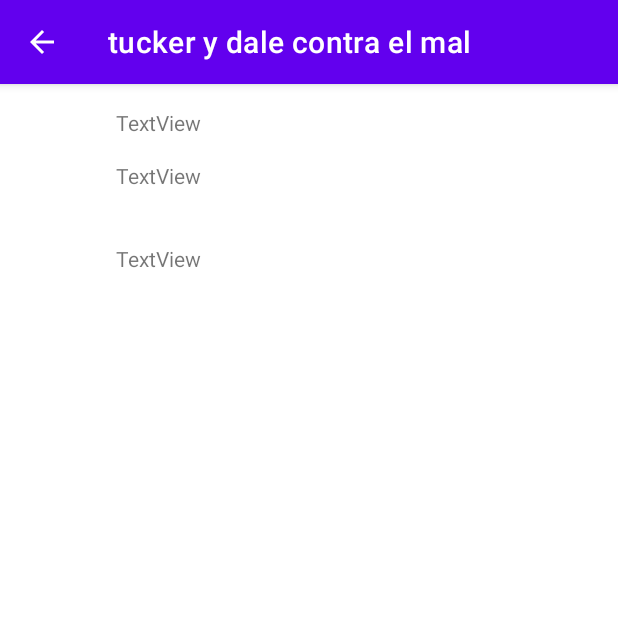
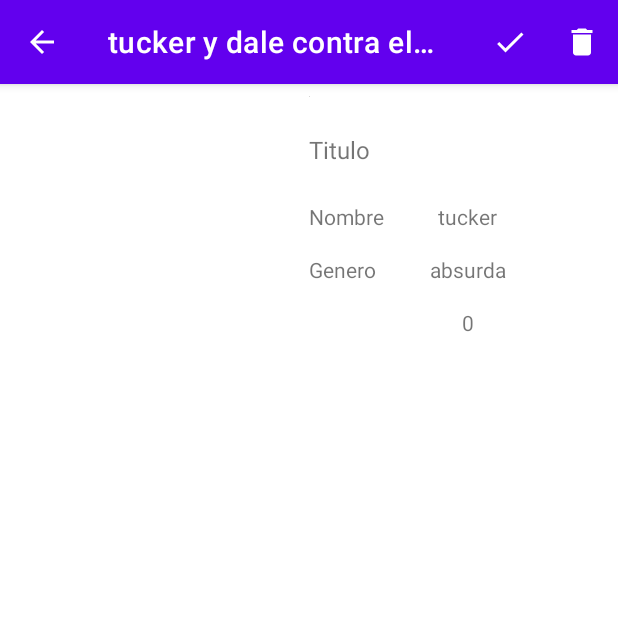
Before and after one commit to reca44/VinhaLopezAntonioProyectoPMDM, an Android app: the ListaPeliculasActivity screen opened directly, with no data from a screen before it, after a tap on "tucker y dale contra el mal", on a phone screen of 412 x 824 dp, the top half of it. Run offline under Robolectric (Android 15) with nearby library versions, the phone set to English and light mode, and no system bars; our stand-ins replace Picasso; pictures from the network do not load; 1 statement that could not run was skipped.

Commit message:
detalles realizados, falta rematar

```diff
--- a/app/src/main/AndroidManifest.xml
+++ b/app/src/main/AndroidManifest.xml
@@ -32,7 +32,7 @@
         </activity>
         <activity android:name=".activities.ListaPeliculasActivity"
             android:label="Listado Peliculas"
-            android:parentActivityName=".activities.LoginActivity" />
+             />
     </application>
 
 </manifest>
--- a/app/src/main/java/com/murallaromana/dam/activities/ListaPeliculasActivity.kt
+++ b/app/src/main/java/com/murallaromana/dam/activities/ListaPeliculasActivity.kt
@@ -30,12 +30,12 @@ class ListaPeliculasActivity : AppCompatActivity() {
         val adapter = ListaPeliculasAdapter(listaPeliculas)
 
         //asociamos el recyclesview con sus componentes
-        binding.rvListaPersonajes.adapter=adapter
-        binding.rvListaPersonajes.layoutManager=layoutManager
-        binding.rvListaPersonajes.setHasFixedSize(true)
+        binding.rvListaPeliculas.adapter=adapter
+        binding.rvListaPeliculas.layoutManager=layoutManager
+        binding.rvListaPeliculas.setHasFixedSize(true)
 
-        val divider = DividerItemDecoration(binding.rvListaPersonajes.context, layoutManager.orientation)
-        binding.rvListaPersonajes.addItemDecoration(divider)
+        val divider = DividerItemDecoration(binding.rvListaPeliculas.context, layoutManager.orientation)
+        binding.rvListaPeliculas.addItemDecoration(divider)
 
 
         binding.fBoton.setOnClickListener{
--- a/app/src/main/java/com/murallaromana/dam/activities/LoginActivity.kt
+++ b/app/src/main/java/com/murallaromana/dam/activities/LoginActivity.kt
@@ -42,7 +42,7 @@ class LoginActivity : AppCompatActivity() {
 //               // textIUsuario.setText(highScore)
 //               // textIpassLogin.setText(highScore2)
 //            }
-            Toast.makeText(this, "Listado", Toast.LENGTH_SHORT).show()
+            //Toast.makeText(this, "listado", Toast.LENGTH_SHORT).show()
             val intent= Intent(this, ListaPeliculasActivity::class.java)
             startActivity(intent)
         }
--- a/app/src/main/java/com/murallaromana/dam/activities/detallesActivity.kt
+++ b/app/src/main/java/com/murallaromana/dam/activities/detallesActivity.kt
@@ -2,26 +2,79 @@ package com.murallaromana.dam.activities
 
 import androidx.appcompat.app.AppCompatActivity
 import android.os.Bundle
+import android.view.Menu
+import android.view.MenuItem
 import android.view.View
 import android.widget.ImageView
 import android.widget.TextView
+import android.widget.Toast
+import androidx.appcompat.app.AlertDialog
 import androidx.recyclerview.widget.RecyclerView
+import com.google.android.material.textfield.TextInputEditText
 import com.murallaromana.dam.R
 import com.murallaromana.dam.adapters.ListaPeliculasAdapter
-import com.murallaromana.dam.databinding.ItemPeliculaBinding
+import com.murallaromana.dam.databinding.ActivityDetallesBinding
+
 import com.murallaromana.dam.model.entities.Pelicula
+import com.squareup.picasso.Picasso
 
 class detallesActivity : AppCompatActivity() {
+    private lateinit var binding: ActivityDetallesBinding
+    private lateinit var infoPelicula:Pelicula
+
+
     override fun onCreate(savedInstanceState: Bundle?) {
         super.onCreate(savedInstanceState)
-        setContentView(R.layout.activity_detalles)
 
-        val infoPelicula=intent.extras?.get("pelicula") as Pelicula
+        binding = ActivityDetallesBinding.inflate(layoutInflater)
+        setContentView(binding.root)
+
+        infoPelicula=intent.extras?.get("pelicula") as Pelicula
+        binding.tGenero.setText(infoPelicula.genero)
+        binding.tNombreComun.setText(infoPelicula.nombreComun)
+        binding.tvTituloDetalle.setText(infoPelicula.titulo)
+        binding.tNota.setText(infoPelicula.puntuacion.toString())
+        Picasso.get().load(infoPelicula.url).into(binding.tvImagen)
+        if (infoPelicula != null) setTitle(infoPelicula.titulo)
+        else setTitle("nueva pelicula")
 
 
-        if (infoPelicula!=null)setTitle(infoPelicula.titulo)
-        else setTitle("nueva pelicula")
+    }
 
+    override fun onCreateOptionsMenu(menu: Menu?): Boolean {
+        menuInflater.inflate(R.menu.menu_detalle_pelicula, menu)
+        return true
+    }
+
+    override fun onOptionsItemSelected(item: MenuItem): Boolean {
+        if (item.itemId == R.id.action_guardar) {
+            //hago algo
+            Toast.makeText(this, "Pelicula guardada", Toast.LENGTH_SHORT).show()
+
+            val builder: AlertDialog.Builder = AlertDialog.Builder(this)
+            val dialog = builder.setTitle("Usuario guardado")
+                .setMessage("estas a punto de guardar la pelicula "+infoPelicula.titulo+"¿Estas seguro?.")
+                .setPositiveButton("Aceptar", null)
+                .setNegativeButton("Cancelar", null)
+                .create()
+            dialog.show()
+
+            return true
+        } else if (item.itemId == R.id.action_borrar) {
+            //hago otra cosa
+            Toast.makeText(this, "Pelicula borrada", Toast.LENGTH_SHORT).show()
+            val builder: AlertDialog.Builder = AlertDialog.Builder(this)
+            val dialog = builder.setTitle("Usuario eliminado")
+                .setMessage("Estas a punto de eliminar la pelicula "+infoPelicula.titulo+". ¿Estas seguro?.")
+                .setPositiveButton("Aceptar", { dialog, id -> finish() })
+                .setNegativeButton("Cancelar", null).create()
+            dialog.show()
+
+
+            return true
+        } else {
+            return super.onOptionsItemSelected(item)
+        }
 
 
     }
--- a/app/src/main/java/com/murallaromana/dam/adapters/ListaPeliculasAdapter.kt
+++ b/app/src/main/java/com/murallaromana/dam/adapters/ListaPeliculasAdapter.kt
@@ -11,22 +11,22 @@ import com.murallaromana.dam.activities.detallesActivity
 import com.murallaromana.dam.model.entities.Pelicula
 import com.squareup.picasso.Picasso
 
-class ListaPeliculasAdapter(val peliculas: List<Pelicula>):RecyclerView.Adapter<ListaPeliculasAdapter.PersonajesViewHolder>() {
+class ListaPeliculasAdapter(val peliculas: List<Pelicula>):RecyclerView.Adapter<ListaPeliculasAdapter.PeliculasViewHolder>() {
 
-    class PersonajesViewHolder(itemView: View) :RecyclerView.ViewHolder(itemView){
+    class PeliculasViewHolder(itemView: View) :RecyclerView.ViewHolder(itemView){
         val tvTitulo=itemView.findViewById<TextView>(R.id.tvTitulo)
         val ivFoto=itemView.findViewById<ImageView>(R.id.ivFoto)
         val tvGenero=itemView.findViewById<TextView>(R.id.tvGenero)
         //val tvUrl=itemView.findViewById<TextView>(R.id.tvUrl)
     }
 
-    override fun onCreateViewHolder(parent: ViewGroup, viewType: Int): PersonajesViewHolder {
+    override fun onCreateViewHolder(parent: ViewGroup, viewType: Int): PeliculasViewHolder {
         val LayoutInflater=LayoutInflater.from(parent.context).inflate(R.layout.item_pelicula,parent,false)
 
-        return PersonajesViewHolder(LayoutInflater)
+        return PeliculasViewHolder(LayoutInflater)
     }
 
-    override fun onBindViewHolder(holder: PersonajesViewHolder, position: Int) {
+    override fun onBindViewHolder(holder: PeliculasViewHolder, position: Int) {
         val pelicula = peliculas.get(position)
         holder.tvTitulo.setText(pelicula.titulo)
         holder.tvGenero.setText(pelicula.genero)
--- a/app/src/main/res/drawable/delete.xml
+++ b/app/src/main/res/drawable/delete.xml
@@ -1,7 +1,7 @@
 <vector xmlns:android="http://schemas.android.com/apk/res/android"
     android:width="24dp"
     android:height="24dp"
-    android:tint="#FFFFFF"
+    android:tint="@color/purple_500"
     android:viewportWidth="24"
     android:viewportHeight="24">
     <path
--- /dev/null
+++ b/app/src/main/res/drawable/eliminar.xml
@@ -0,0 +1,5 @@
+<vector android:height="24dp" android:tint="#FFFFFF"
+    android:viewportHeight="24" android:viewportWidth="24"
+    android:width="24dp" xmlns:android="http://schemas.android.com/apk/res/android">
+    <path android:fillColor="@android:color/white" android:pathData="M6,19c0,1.1 0.9,2 2,2h8c1.1,0 2,-0.9 2,-2V7H6v12zM19,4h-3.5l-1,-1h-5l-1,1H5v2h14V4z"/>
+</vector>
--- a/app/src/main/res/drawable/ic_baseline_person_24.xml
+++ b/app/src/main/res/drawable/ic_baseline_person_24.xml
@@ -1,7 +1,7 @@
 <vector xmlns:android="http://schemas.android.com/apk/res/android"
     android:width="24dp"
     android:height="24dp"
-    android:tint="#EC0707"
+    android:tint="@color/purple_500"
     android:viewportWidth="24"
     android:viewportHeight="24">
     <path
--- a/app/src/main/res/layout/activity_detalles.xml
+++ b/app/src/main/res/layout/activity_detalles.xml
@@ -14,24 +14,24 @@
         app:layout_constraintTop_toTopOf="parent">
 
         <ImageView
-            android:id="@+id/imageView"
+            android:id="@+id/tvImagen"
             android:layout_width="wrap_content"
             android:layout_height="wrap_content"
-            android:layout_marginStart="16dp"
             android:layout_marginTop="8dp"
+            app:layout_constraintEnd_toEndOf="parent"
             app:layout_constraintStart_toStartOf="parent"
             app:layout_constraintTop_toTopOf="parent"
             tools:srcCompat="@tools:sample/avatars" />
 
         <TextView
-            android:id="@+id/tNombre"
+            android:id="@+id/tNombreComun"
             android:layout_width="wrap_content"
             android:layout_height="wrap_content"
-            android:layout_marginStart="60dp"
-            android:layout_marginTop="8dp"
+            android:layout_marginStart="36dp"
+            android:layout_marginTop="24dp"
             android:text="TextView"
-            app:layout_constraintStart_toEndOf="@+id/imageView"
-            app:layout_constraintTop_toTopOf="@+id/imageView" />
+            app:layout_constraintStart_toEndOf="@+id/textView12"
+            app:layout_constraintTop_toBottomOf="@+id/tvTituloDetalle" />
 
         <TextView
             android:id="@+id/tGenero"
@@ -39,18 +39,58 @@
             android:layout_height="wrap_content"
             android:layout_marginTop="16dp"
             android:text="TextView"
-            app:layout_constraintEnd_toEndOf="@+id/tNombre"
-            app:layout_constraintStart_toStartOf="@+id/tNombre"
-            app:layout_constraintTop_toBottomOf="@+id/tNombre" />
+            app:layout_constraintEnd_toEndOf="@+id/tNombreComun"
+            app:layout_constraintStart_toStartOf="@+id/tNombreComun"
+            app:layout_constraintTop_toBottomOf="@+id/tNombreComun" />
 
         <TextView
             android:id="@+id/tNota"
             android:layout_width="wrap_content"
             android:layout_height="wrap_content"
-            android:layout_marginTop="36dp"
+            android:layout_marginTop="16dp"
             android:text="TextView"
             app:layout_constraintEnd_toEndOf="@+id/tGenero"
             app:layout_constraintStart_toStartOf="@+id/tGenero"
             app:layout_constraintTop_toBottomOf="@+id/tGenero" />
+
+        <TextView
+            android:id="@+id/lTitulo"
+            android:layout_width="wrap_content"
+            android:layout_height="wrap_content"
+            android:layout_marginTop="24dp"
+            android:text="Titulo"
+            android:textSize="16sp"
+            app:layout_constraintStart_toStartOf="@+id/tvImagen"
+            app:layout_constraintTop_toBottomOf="@+id/tvImagen" />
+
+        <TextView
+            android:id="@+id/tvTituloDetalle"
+            android:layout_width="wrap_content"
+            android:layout_height="wrap_content"
+            android:layout_marginStart="72dp"
+            android:layout_marginTop="24dp"
+            android:text="TextView"
+            android:textSize="16sp"
+            app:layout_constraintEnd_toEndOf="@+id/tvImagen"
+            app:layout_constraintStart_toEndOf="@+id/lTitulo"
+            app:layout_constraintTop_toBottomOf="@+id/tvImagen" />
+
+        <TextView
+            android:id="@+id/textView12"
+            android:layout_width="wrap_content"
+            android:layout_height="wrap_content"
+            android:layout_marginTop="24dp"
+            android:text="Nombre"
+            app:layout_constraintStart_toStartOf="@+id/lTitulo"
+            app:layout_constraintTop_toBottomOf="@+id/lTitulo" />
+
+        <TextView
+            android:id="@+id/lGenero"
+            android:layout_width="wrap_content"
+            android:layout_height="wrap_content"
+            android:layout_marginTop="16dp"
+            android:text="Genero"
+            app:layout_constraintStart_toStartOf="@+id/textView12"
+            app:layout_constraintTop_toBottomOf="@+id/textView12" />
     </androidx.constraintlayout.widget.ConstraintLayout>
 </androidx.constraintlayout.widget.ConstraintLayout>
--- a/app/src/main/res/layout/activity_lista_peliculas.xml
+++ b/app/src/main/res/layout/activity_lista_peliculas.xml
@@ -8,7 +8,7 @@
     android:padding="16dp">
 
     <androidx.recyclerview.widget.RecyclerView
-        android:id="@+id/rv_lista_personajes"
+        android:id="@+id/rv_lista_peliculas"
         android:layout_width="0dp"
         android:layout_height="0dp"
         app:layout_constraintBottom_toBottomOf="parent"
--- a/app/src/main/res/menu/menu_detalle_pelicula.xml
+++ b/app/src/main/res/menu/menu_detalle_pelicula.xml
@@ -1,16 +1,18 @@
 <?xml version="1.0" encoding="utf-8"?>
+
 <menu xmlns:app="http://schemas.android.com/apk/res-auto"
     xmlns:android="http://schemas.android.com/apk/res/android">
     <item
-        android:id="@+id/action_save_or_update"
+        android:id="@+id/action_guardar"
         android:icon="@drawable/check"
         android:orderInCategory="300"
         android:title="Guardar"
         app:showAsAction="ifRoom" />
     <item
-        android:id="@+id/action_delete"
+        android:id="@+id/action_borrar"
         android:orderInCategory="300"
-        android:icon="@drawable/delete"
+        android:icon="@drawable/eliminar"
         android:title="Eliminar"
         app:showAsAction="ifRoom" />
+
 </menu>
```
Also changed, not shown: app/src/main/res/drawable/candadopass.xml (+9 -4 lines), app/src/main/res/drawable/direccion.xml (+9 -4 lines), app/src/main/res/drawable/mail.xml (+9 -4 lines), app/src/main/res/drawable/telefono.xml (+9 -4 lines), app/src/main/res/layout/login.xml (+11 -1 lines), app/src/main/res/layout/registro.xml (+15 -2 lines).
